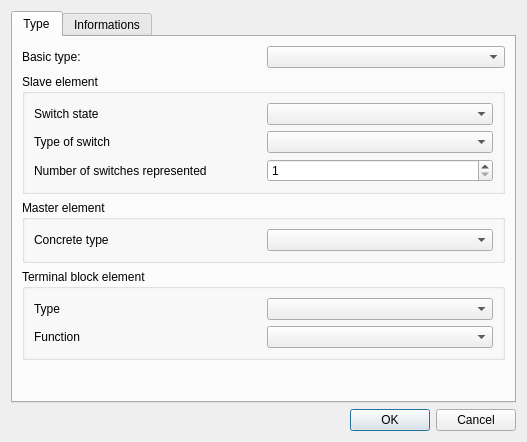
This is sources/editor/ui/elementpropertieseditorwidget.ui in EmilOsvoll/qelectrotech-source-mirror as Qt 5 draws it before an edit. The edited form follows.
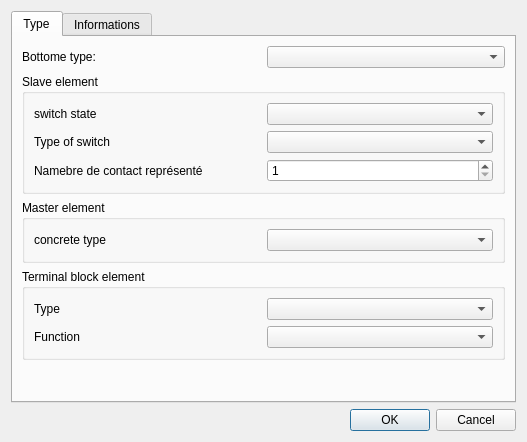
This is the edited form.

```diff
--- a/sources/editor/ui/elementpropertieseditorwidget.ui
+++ b/sources/editor/ui/elementpropertieseditorwidget.ui
@@ -32,7 +32,7 @@
          <item>
           <widget class="QLabel" name="label">
            <property name="text">
-            <string>Basic type:</string>
+            <string>Bottome type:</string>
            </property>
           </widget>
          </item>
@@ -59,7 +59,7 @@
             <item row="3" column="0">
              <widget class="QLabel" name="label_4">
               <property name="text">
-               <string>Number of switches represented</string>
+               <string>Namebre de contact représenté</string>
               </property>
              </widget>
             </item>
@@ -73,7 +73,7 @@
             <item row="1" column="0">
              <widget class="QLabel" name="label_2">
               <property name="text">
-               <string>Switch state</string>
+               <string>switch state</string>
               </property>
              </widget>
             </item>
@@ -97,7 +97,7 @@
           <item row="0" column="0">
            <widget class="QLabel" name="label_5">
             <property name="text">
-             <string>Concrete type</string>
+             <string>concrete type</string>
             </property>
            </widget>
           </item>
```
Left out of the diff: 4 changed lines with no effect on the pictures.
